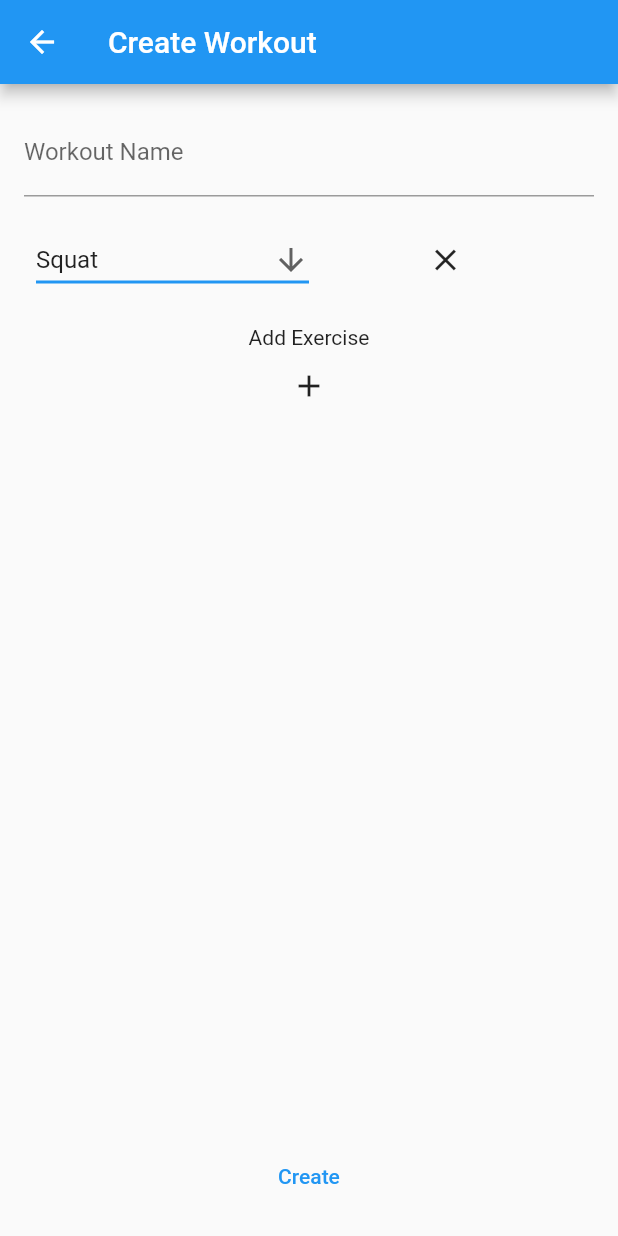
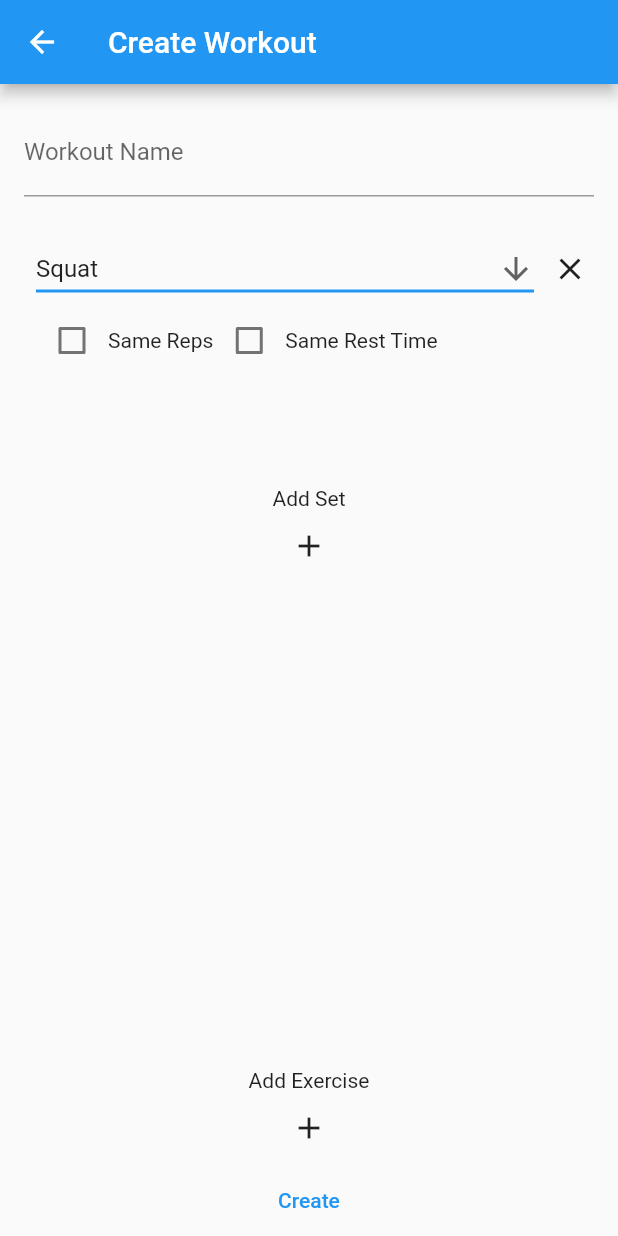
Before and after one commit to cherking19/EC463_SmartExerciseSystem, a Flutter app: the CreateWorkoutRoute screen opened directly, after a tap on the "add" icon, on a phone screen of 412 x 824 dp. Run offline on Flutter 3.47's test engine with Material 2 defaults, Android fonts, the phone set to English and light mode, and no system bars.

```diff
--- a/smart_gym/lib/main.dart
+++ b/smart_gym/lib/main.dart
@@ -173,6 +173,7 @@ class CreateWorkoutForm extends StatefulWidget {
 
 class CreateWorkoutFormState extends State<CreateWorkoutForm> {
   final _formKey = GlobalKey<FormState>();
+  final TextEditingController _setsRepsController = TextEditingController();
   bool _isExerciseErrorVisible = false;
 
   WorkoutRoutine routine = WorkoutRoutine();
@@ -210,15 +211,31 @@ class CreateWorkoutFormState extends State<CreateWorkoutForm> {
     });
   }
 
+  void addSet(int index) {
+    setState(() {
+      routine.addSet(index);
+    });
+  }
+
+  // @override
+  // void initState() {
+  //   super.initState();
+  //   _setsRepsController.addListener(() {
+
+  //   })
+  // }
+
   @override
   Widget build(BuildContext context) {
     return Form(
       key: _formKey,
-      child: Padding(
+      child: Column(
+        mainAxisAlignment: MainAxisAlignment.center,
+        mainAxisSize: MainAxisSize.max,
+        children: <Widget>[
+          Padding(
             padding: const EdgeInsets.all(16.0),
-        child: Column(
-          children: <Widget>[
-            TextFormField(
+            child: TextFormField(
               decoration: const InputDecoration(
                 labelText: 'Workout Name',
               ),
@@ -229,22 +246,24 @@ class CreateWorkoutFormState extends State<CreateWorkoutForm> {
                 return null;
               },
             ),
-            Padding(
-              padding: const EdgeInsets.fromLTRB(0.0, 10.0, 0.0, 0.0),
+          ),
+          Flexible(
+            child: Scrollbar(
               child: ListView.builder(
-                shrinkWrap: true,
                 padding: const EdgeInsets.all(8.0),
                 itemCount: routine.getExercises().length,
                 itemBuilder: (BuildContext context, int index) {
-                  // print('build ' + routine.getExercises()[index].getName());
-
                   return ExerciseWidget(
                     index: index,
                     name: routine.getExercises()[index].getName(),
+                    sets: routine.getSets(index),
+                    formKey: _formKey,
                     updateName: updateExerciseName,
                     delete: deleteExercise,
+                    addSet: addSet,
                   );
                 },
+              ),
             ),
           ),
           const Padding(
@@ -265,13 +284,9 @@ class CreateWorkoutFormState extends State<CreateWorkoutForm> {
             icon: const Icon(Icons.add),
             onPressed: addExercise,
           ),
-            Expanded(
-              child: Align(
-                alignment: Alignment.bottomCenter,
-                child: TextButton(
+          TextButton(
             onPressed: () {
-                    if (_formKey.currentState!.validate() &
-                        validateExercises()) {
+              if (_formKey.currentState!.validate() & validateExercises()) {
                 ScaffoldMessenger.of(context).showSnackBar(
                   const SnackBar(content: Text('Creating Workout')),
                 );
@@ -279,10 +294,7 @@ class CreateWorkoutFormState extends State<CreateWorkoutForm> {
             },
             child: const Text('Create'),
           ),
-              ),
-            )
         ],
-        ),
       ),
     );
   }
--- a/smart_gym/lib/workout.dart
+++ b/smart_gym/lib/workout.dart
@@ -7,20 +7,6 @@ const List<String> exerciseChoices = <String>[
   'Overhead Press',
   'Barbell Row'
 ];
-
-class Exercise {
-  String _name = '';
-  List<int> _sets = [];
-
-  Exercise() {
-    _name = exerciseChoices.first;
-    _sets = [];
-  }
-
-  String getName() {
-    return _name;
-  }
-}
 
 class WorkoutRoutine {
   String _name = '';
@@ -49,24 +35,84 @@ class WorkoutRoutine {
     _exercises.removeAt(index);
     // print(index);
 
-    for (int i = 0; i < _exercises.length; i++) {
-      print(_exercises[i].getName());
+    // for (int i = 0; i < _exercises.length; i++) {
+    //   print(_exercises[i].getName());
+    // }
   }
+
+  // adds a set to the exercise at the specified index. Does not initialize the set to any useful properties
+  void addSet(int index) {
+    // assert(index > 0 && index < _exercises.length > )
+    _exercises[index].addSet();
+  }
+
+  List<Set> getSets(int index) {
+    return _exercises[index]._sets;
+  }
+}
+
+class Exercise {
+  String _name = '';
+  List<Set> _sets = [];
+
+  Exercise() {
+    _name = exerciseChoices.first;
+    _sets = [];
+  }
+
+  String getName() {
+    return _name;
+  }
+
+  // adds a set to the exercise. Does not initialize the set to any useful properties
+  void addSet() {
+    _sets.add(Set());
+  }
+}
+
+class Set {
+  // the number of reps. In practice should be greater than 0
+  int _reps = 0;
+
+  // the rest time in seconds. Should be greater than 0
+  int _rest = 0;
+
+  Set() {
+    _reps = 0;
+    _rest = 0;
+  }
+
+  // set the reps of this set. Should be greater than 0
+  void setReps(int reps) {
+    assert(reps > 0, 'The passed reps is not greater than 0');
+    _reps = reps;
+  }
+
+  // set the rest of this set in seconds. Should be greater than 0
+  void setRest(int rest) {
+    assert(rest > 0, 'The passed rest is not greater than 0');
+    _rest = rest;
   }
 }
 
 class ExerciseWidget extends StatefulWidget {
   final int index;
   final String name;
+  final List<Set> sets;
   final Function updateName;
   final Function delete;
+  final Function addSet;
+  final GlobalKey<FormState> formKey;
 
   const ExerciseWidget({
     Key? key,
     required this.index,
+    required this.name,
+    required this.sets,
+    required this.formKey,
     required this.updateName,
     required this.delete,
-    required this.name,
+    required this.addSet,
   }) : super(key: key);
 
   @override
@@ -74,27 +120,117 @@ class ExerciseWidget extends StatefulWidget {
 }
 
 class _ExerciseWidgetState extends State<ExerciseWidget> {
+  bool _isExerciseSetsErrorVisible = false;
+  // List<int> sets = [];
+  bool isSetsRepsSame = false;
+  bool isSetsRestSame = false;
+
   @override
   Widget build(BuildContext context) {
-    return Row(
+    return
+        // Form(
+        //   key: widget.formKey,
+        //   child:
+        Column(
+      // mainAxisSize: MainAxisSize.min,
+      children: [
+        Row(
           children: [
             Expanded(
+              child: Padding(
+                padding: const EdgeInsets.fromLTRB(16.0, 0.0, 0.0, 0.0),
                 child: ExerciseNameDropdown(
                   index: widget.index,
                   name: widget.name,
                   updateName: widget.updateName,
                 ),
               ),
-        Expanded(
-          child: IconButton(
+            ),
+            IconButton(
               icon: const Icon(Icons.close),
               onPressed: () {
                 widget.delete(widget.index);
               },
             ),
-        )
+          ],
+        ),
+        Padding(
+          padding: const EdgeInsets.fromLTRB(16.0, 0.0, 0.0, 0.0),
+          child: Row(
+            children: [
+              Checkbox(
+                // checkColor: Colors.white,
+                value: isSetsRepsSame,
+                onChanged: (bool? value) {
+                  setState(() {
+                    isSetsRepsSame = value!;
+                  });
+                },
+              ),
+              const Text('Same Reps'),
+              Checkbox(
+                // checkColor: Color,
+                value: isSetsRestSame,
+                onChanged: (bool? value) {
+                  setState(() {
+                    isSetsRestSame = value!;
+                  });
+                },
+              ),
+              const Text('Same Rest Time'),
+            ],
+          ),
+        ),
+        Container(
+          // Flexible(
+          height: 65,
+          // fit: FlexFit.loose,
+          child: Scrollbar(
+            child: ListView.builder(
+              padding: const EdgeInsets.all(8.0),
+              // shrinkWrap: true,
+              scrollDirection: Axis.horizontal,
+              itemCount: widget.sets.length,
+              itemBuilder: (BuildContext context, int index) {
+                // return Text('Set');
+                return SetsWidget(
+                  index: index,
+                  isSameReps: isSetsRepsSame,
+                  isSameRest: isSetsRestSame,
+                );
+                // TextFormField(validator: (value) {
+                //   if (value == null || value.isEmpty) {
+                //     return 'Please enter a rep number';
+                //   }
+                //   return null;
+                // });
+              },
+            ),
+          ),
+        ),
+        const Padding(
+          padding: EdgeInsets.fromLTRB(0.0, 8.0, 0.0, 0.0),
+          child: Text('Add Set'),
+        ),
+        Visibility(
+          visible: _isExerciseSetsErrorVisible,
+          child: const Padding(
+            padding: EdgeInsets.fromLTRB(0.0, 8.0, 0.0, 0.0),
+            child: Text(
+              'Please add at least 1 set',
+              style: TextStyle(color: Colors.red),
+            ),
+          ),
+        ),
+        IconButton(
+          icon: const Icon(Icons.add),
+          onPressed: () {
+            widget.addSet(widget.index);
+          },
+        ),
       ],
     );
+    // );
   }
 }
 
@@ -152,3 +288,45 @@ class _ExerciseNameDropdownState extends State<ExerciseNameDropdown> {
     );
   }
 }
+
+class SetsWidget extends StatefulWidget {
+  final int index;
+  final bool isSameReps;
+  final bool isSameRest;
+
+  const SetsWidget({
+    Key? key,
+    required this.index,
+    required this.isSameReps,
+    required this.isSameRest,
+  }) : super(key: key);
+
+  @override
+  State<SetsWidget> createState() => _SetsWidgetState();
+}
+
+class _SetsWidgetState extends State<SetsWidget> {
+  @override
+  Widget build(BuildContext context) {
+    return Padding(
+      padding: EdgeInsets.fromLTRB(0.0, 0.0, 8.0, 0.0),
+      child: Column(
+        crossAxisAlignment: CrossAxisAlignment.start,
+        children: [
+          Text('Set ${widget.index + 1}'),
+          Row(
+            children: [
+              Text('Reps'),
+            ],
+          ),
+          Row(
+            children: [
+              Text('Rest'),
+            ],
+          ),
+          // Text('Rest'),
+        ],
+      ),
+    );
+  }
+}
```
Lines whose indentation alone changed are shown as unchanged.
